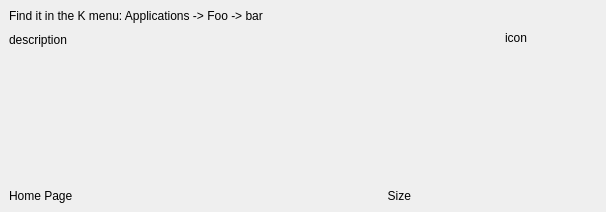
First picture: the form in AddRm/KpkPackageDetails.ui, repository KDE/apper, before the edit.
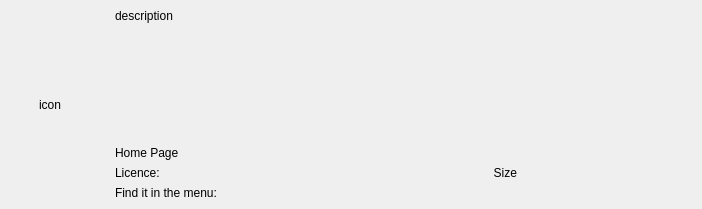
Second picture: the form after the edit.

Commit message: Some especial effects on the details widget

The edit to the form file:
```diff
--- a/AddRm/KpkPackageDetails.ui
+++ b/AddRm/KpkPackageDetails.ui
@@ -6,8 +6,8 @@
    <rect>
     <x>0</x>
     <y>0</y>
-    <width>566</width>
-    <height>212</height>
+    <width>697</width>
+    <height>209</height>
    </rect>
   </property>
   <property name="sizePolicy">
@@ -20,30 +20,23 @@
    <property name="margin">
     <number>0</number>
    </property>
-   <item row="0" column="3">
-    <widget class="QLabel" name="iconL">
-     <property name="minimumSize">
-      <size>
-       <width>180</width>
-       <height>70</height>
-      </size>
-     </property>
-     <property name="text">
-      <string notr="true">icon</string>
-     </property>
-     <property name="alignment">
-      <set>Qt::AlignCenter</set>
-     </property>
-    </widget>
-   </item>
-   <item row="1" column="3">
+   <item row="0" column="3" rowspan="3">
     <widget class="QLabel" name="screenshotL">
      <property name="minimumSize">
       <size>
        <width>170</width>
-       <height>130</height>
+       <height>150</height>
       </size>
      </property>
+     <property name="maximumSize">
+      <size>
+       <width>170</width>
+       <height>150</height>
+      </size>
+     </property>
+     <property name="cursor">
+      <cursorShape>PointingHandCursor</cursorShape>
+     </property>
      <property name="text">
       <string notr="true"/>
      </property>
@@ -65,20 +58,23 @@
      </property>
     </spacer>
    </item>
-   <item row="0" column="0" rowspan="2">
-    <spacer name="horizontalSpacer">
-     <property name="orientation">
-      <enum>Qt::Horizontal</enum>
-     </property>
-     <property name="sizeHint" stdset="0">
+   <item row="0" column="0" rowspan="3">
+    <widget class="QLabel" name="iconL">
+     <property name="minimumSize">
       <size>
-       <width>1</width>
-       <height>20</height>
+       <width>100</width>
+       <height>0</height>
       </size>
      </property>
-    </spacer>
+     <property name="text">
+      <string notr="true">icon</string>
+     </property>
+     <property name="alignment">
+      <set>Qt::AlignCenter</set>
+     </property>
+    </widget>
    </item>
-   <item row="0" column="1" rowspan="2">
+   <item row="0" column="1" rowspan="3">
     <widget class="QScrollArea" name="scrollArea">
      <property name="minimumSize">
       <size>
@@ -107,7 +103,7 @@
         <x>0</x>
         <y>0</y>
         <width>420</width>
-        <height>212</height>
+        <height>209</height>
        </rect>
       </property>
       <property name="sizePolicy">
@@ -117,10 +113,7 @@
        </sizepolicy>
       </property>
       <layout class="QGridLayout" name="gridLayout">
-       <property name="verticalSpacing">
-        <number>10</number>
-       </property>
-       <item row="2" column="1" colspan="2">
+       <item row="0" column="0" colspan="2">
         <widget class="QLabel" name="descriptionL">
          <property name="sizePolicy">
           <sizepolicy hsizetype="Preferred" vsizetype="Expanding">
@@ -151,21 +144,31 @@
          </property>
         </widget>
        </item>
-       <item row="0" column="1" colspan="2">
-        <widget class="QLabel" name="pathL">
-         <property name="text">
-          <string notr="true">Find it in the K menu: Applications -&gt; Foo -&gt; bar</string>
-         </property>
-        </widget>
-       </item>
-       <item row="3" column="1">
+       <item row="1" column="0" colspan="2">
         <widget class="QLabel" name="homepageL">
          <property name="text">
           <string notr="true">Home Page</string>
          </property>
+         <property name="alignment">
+          <set>Qt::AlignLeading|Qt::AlignLeft|Qt::AlignTop</set>
+         </property>
         </widget>
        </item>
-       <item row="3" column="2">
+       <item row="3" column="0">
+        <widget class="QLabel" name="label">
+         <property name="text">
+          <string>Licence:</string>
+         </property>
+        </widget>
+       </item>
+       <item row="4" column="0">
+        <widget class="QLabel" name="pathL">
+         <property name="text">
+          <string notr="true">Find it in the menu:</string>
+         </property>
+        </widget>
+       </item>
+       <item row="3" column="1">
         <widget class="QLabel" name="sizeL">
          <property name="text">
           <string notr="true">Size</string>
```
The commit also changes 14 other files.
